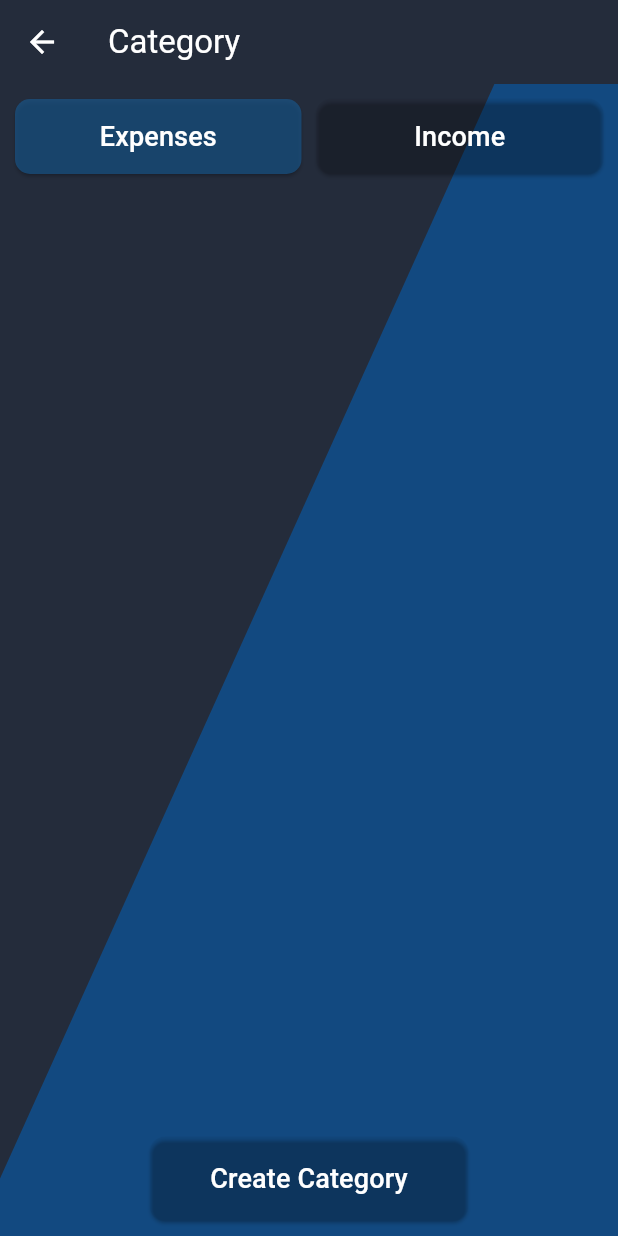
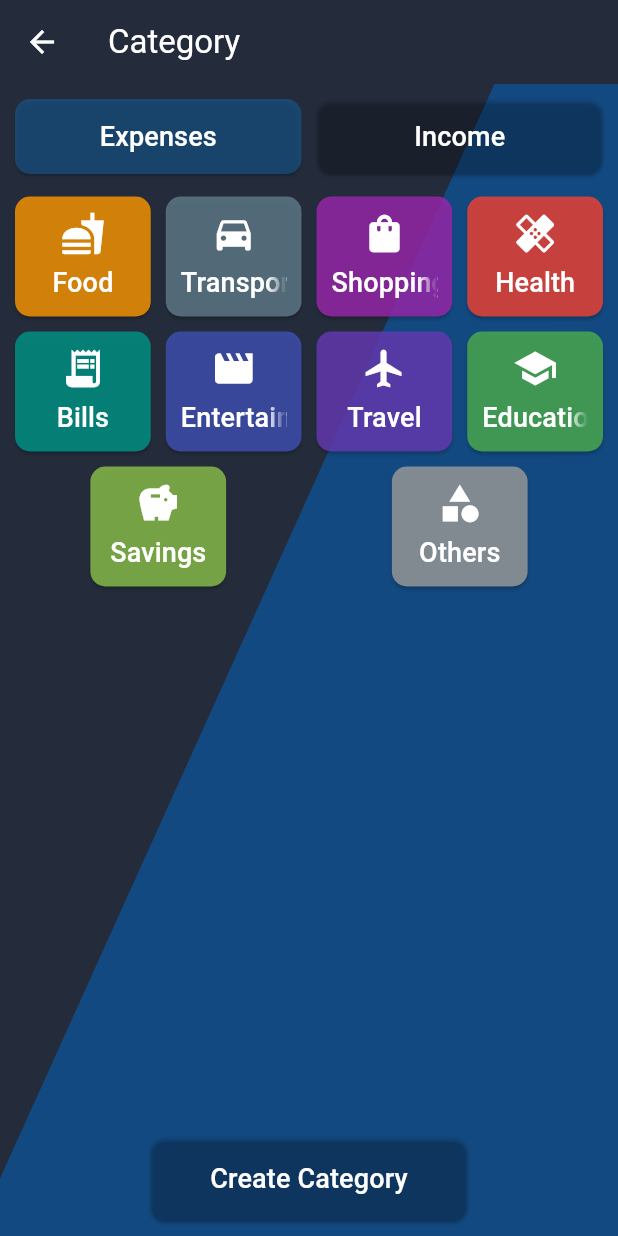
Before and after one commit to madushanka20161/money_manager, a Flutter app: the CategoryPage screen opened directly, on a phone screen of 412 x 824 dp. Run offline on Flutter 3.47's test engine with Material 3 defaults, Android fonts, the phone set to English and light mode, and no system bars; our stand-ins replace fl_chart, google_sign_in, hive_flutter; accounts and stored records are empty.

Commit message:
add default income and expenses categoty list

```diff
--- a/lib/helper/index.dart
+++ b/lib/helper/index.dart
@@ -64,7 +64,41 @@ const Map<String, IconData> iconMap = {
   'sailing': Icons.sailing,
   'abc_outlined': Icons.abc_outlined,
   'hail': Icons.hail,
+  'fastfood': Icons.fastfood,
+  'directions_car': Icons.directions_car,
+  'shopping_bag': Icons.shopping_bag,
+  'healing': Icons.healing,
+  'receipt_long': Icons.receipt_long,
+  'movie': Icons.movie,
+  'flight': Icons.flight,
+  'school': Icons.school,
+  'savings': Icons.savings,
+  'category': Icons.category,
+  'business_center': Icons.business_center,
+  'trending_up': Icons.trending_up,
+  'card_giftcard': Icons.card_giftcard,
+  'add_box': Icons.add_box,
 };
+
+const defaultCategories = [
+  // expenses
+  'Food|fastfood|orange|expenses',
+  'Transport|directions_car|blueGrey|expenses',
+  'Shopping|shopping_bag|purple|expenses',
+  'Health|healing|red|expenses',
+  'Bills|receipt_long|teal|expenses',
+  'Entertainment|movie|indigo|expenses',
+  'Travel|flight|deepPurple|expenses',
+  'Education|school|green|expenses',
+  'Savings|savings|lightGreen|expenses',
+  'Others|category|grey|expenses',
+  // income
+  'Salary|attach_money|green|income',
+  'Business|business_center|blue|income',
+  'Investments|trending_up|purple|income',
+  'Gifts|card_giftcard|pink|income',
+  'Others|add_box|grey|income',
+];
 
 const Map<String, IconData> accountIconMap = {
   'account_balance': Icons.account_balance,
@@ -76,13 +110,20 @@ const Map<String, IconData> accountIconMap = {
 
 const Map<String, Color> colorMap = {
   'blue': Colors.blue,
-  'black': Colors.black,
-  'green': Colors.green,
-  'yellow': Colors.yellow,
-  'orange': Colors.orange,
+  'lightBlueAccent': Colors.lightBlueAccent,
+  'blueGrey': Colors.blueGrey,
+  'indigo': Colors.indigo,
+  'deepPurple': Colors.deepPurple,
+  'purple': Colors.purple,
   'pink': Colors.pink,
   'red': Colors.red,
-  'lightBlueAccent': Colors.lightBlueAccent
+  'orange': Colors.orange,
+  'yellow': Colors.yellow,
+  'lightGreen': Colors.lightGreen,
+  'green': Colors.green,
+  'teal': Colors.teal,
+  'grey': Colors.grey,
+  'black': Colors.black,
 };
 
 const List<String> currencyList = ['RS', 'USD', 'EUR', 'GBP', 'JPY'];
--- a/pubspec.yaml
+++ b/pubspec.yaml
@@ -16,7 +16,7 @@ publish_to: 'none' # Remove this line if you wish to publish to pub.dev
 # https://developer.apple.com/library/archive/documentation/General/Reference/InfoPlistKeyReference/Articles/CoreFoundationKeys.html
 # In Windows, build-name is used as the major, minor, and patch parts
 # of the product and file versions while build-number is used as the build suffix.
-version: 1.0.0+1
+version: 1.0.1+2
 
 environment:
   sdk: ^3.6.1
```
Also changed, not shown: lib/service/auth_service.dart (+16 -0 lines), 1 other file.
